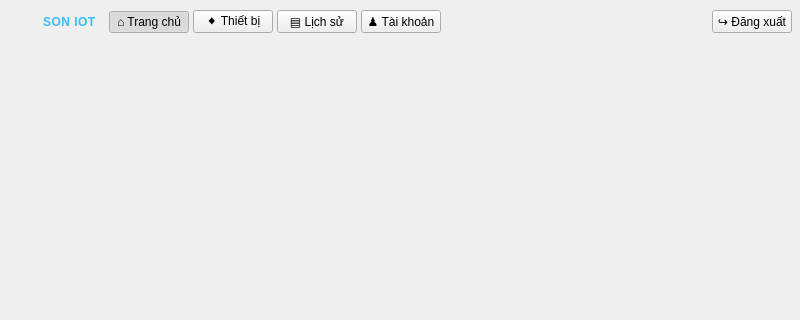
Qt form OUT_SRC_SON/OUT_SRC_SON/ui/MainWindow.ui (dinhquanghaICTU/OUT_SRC) before a commit; both pictures show x 0 to 800 and y 0 to 320 of the 800 by 480 pixel window.
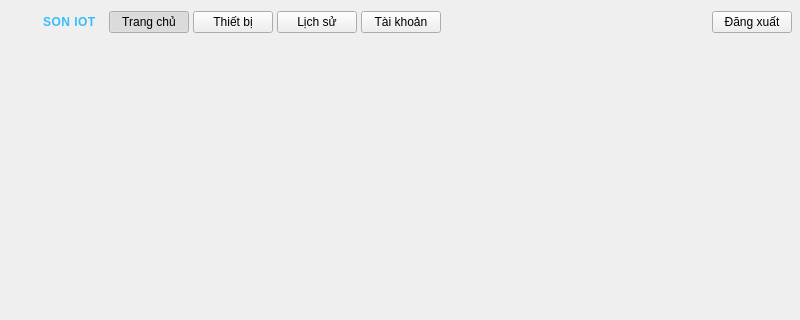
The same form after that commit. Icons and pictures are not drawn.

What changed in the file:
```diff
--- a/OUT_SRC_SON/OUT_SRC_SON/ui/MainWindow.ui
+++ b/OUT_SRC_SON/OUT_SRC_SON/ui/MainWindow.ui
@@ -104,7 +104,7 @@
           <string>Trang chủ</string>
          </property>
          <property name="text">
-          <string>⌂ Trang chủ</string>
+          <string>Trang chủ</string>
          </property>
          <property name="checkable">
           <bool>true</bool>
@@ -123,7 +123,7 @@
           <string>Quản lý thiết bị</string>
          </property>
          <property name="text">
-          <string>◆ Thiết bị</string>
+          <string>Thiết bị</string>
          </property>
          <property name="checkable">
           <bool>true</bool>
@@ -139,7 +139,7 @@
           <string>Lịch sử dữ liệu</string>
          </property>
          <property name="text">
-          <string>▤ Lịch sử</string>
+          <string>Lịch sử</string>
          </property>
          <property name="checkable">
           <bool>true</bool>
@@ -155,7 +155,7 @@
           <string>Quản lý tài khoản</string>
          </property>
          <property name="text">
-          <string>♟ Tài khoản</string>
+          <string>Tài khoản</string>
          </property>
          <property name="checkable">
           <bool>true</bool>
@@ -184,7 +184,7 @@
           <string>Đăng xuất</string>
          </property>
          <property name="text">
-          <string>↪ Đăng xuất</string>
+          <string>Đăng xuất</string>
          </property>
         </widget>
        </item>
```
